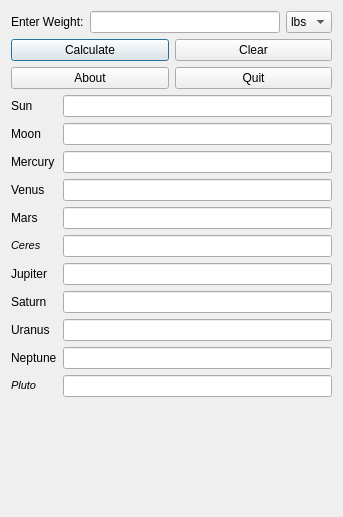
Old version of the form ui/planet_weight.ui in the repository mareuter/Planet-Weight-Calculator.
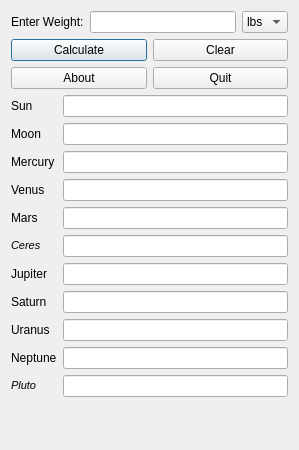
New version of the form.

Commit message: Fixing tab order. This refs #4.

What changed in the file:
```diff
--- a/ui/planet_weight.ui
+++ b/ui/planet_weight.ui
@@ -6,8 +6,8 @@
    <rect>
     <x>0</x>
     <y>0</y>
-    <width>343</width>
-    <height>517</height>
+    <width>299</width>
+    <height>450</height>
    </rect>
   </property>
   <property name="sizePolicy">
```
Left out of the diff: 99 changed lines with no effect on the pictures.
